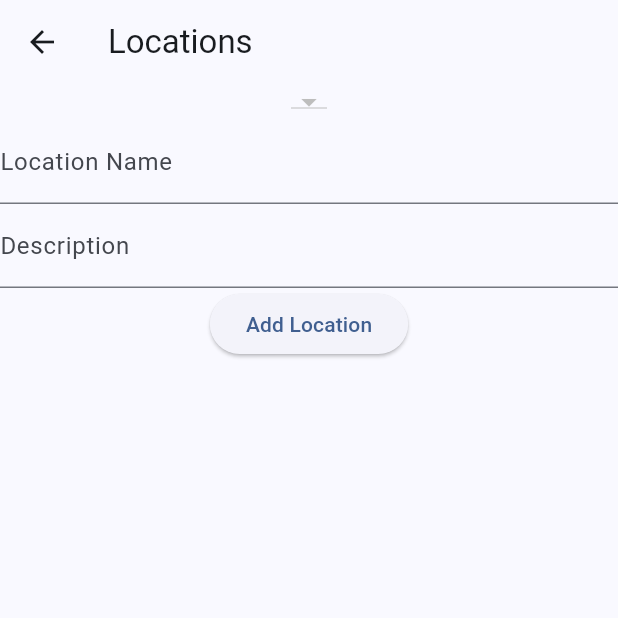
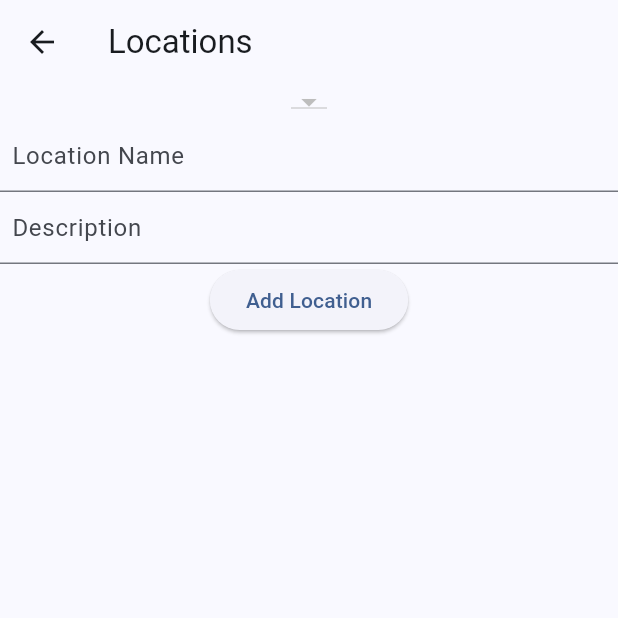
Before and after one commit to ril3y/invenscan, a Flutter app: the LocationsWidget screen opened directly, on a phone screen of 412 x 824 dp, the top half of it. Run offline on Flutter 3.47's test engine with Material 3 defaults, Android fonts, the light colour scheme and no system bars; our stand-ins replace camera, shared_preferences; missing offline and left inert: barcode_scan2, google_ml_kit, nfc_manager; accounts and stored records are empty.

Commit message:
Refactor UI locations widget to use const for immutable widgets and add horizontal padding to text fields.

```diff
--- a/lib/ui/locations.dart
+++ b/lib/ui/locations.dart
@@ -41,7 +41,7 @@ class _LocationsWidgetState extends State<LocationsWidget> {
     if (name.isEmpty || description.isEmpty) {
       // Show error if name or description is empty
       ScaffoldMessenger.of(context).showSnackBar(
-        SnackBar(content: Text('Name and description cannot be empty')),
+        const SnackBar(content: Text('Name and description cannot be empty')),
       );
       return;
     }
@@ -71,7 +71,7 @@ class _LocationsWidgetState extends State<LocationsWidget> {
   Widget build(BuildContext context) {
     return Scaffold(
       appBar: AppBar(
-        title: Text("Locations"),
+        title: const Text("Locations"),
       ),
       body: Column(
         children: [
@@ -107,23 +107,21 @@ class _LocationsWidgetState extends State<LocationsWidget> {
             ),
           TextField(
             controller: _nameController,
-            decoration: InputDecoration(labelText: 'Location Name'),
-            decoration: InputDecoration(
+            decoration: const InputDecoration(
               labelText: 'Location Name',
               contentPadding: EdgeInsets.symmetric(horizontal: 8.0), // Add horizontal padding
             ),
           ),
           TextField(
             controller: _descriptionController,
-            decoration: InputDecoration(labelText: 'Description'),
-            decoration: InputDecoration(
+            decoration: const InputDecoration(
               labelText: 'Description',
               contentPadding: EdgeInsets.symmetric(horizontal: 8.0), // Add horizontal padding
             ),
           ),
           ElevatedButton(
             onPressed: _addLocation,
-            child: Text('Add Location'),
+            child: const Text('Add Location'),
           ),
           // Add button for adding a new location
         ],
```
